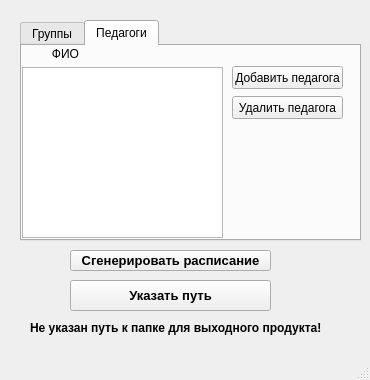
The window that scheduledepartment.ui (BlackSerperior6/ScheduleDepartmentProgram) describes before a commit, drawn with Qt 5.
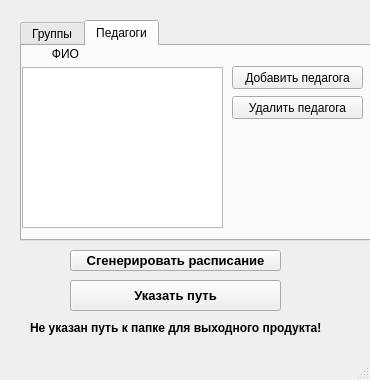
The same window after the commit. The open tabs and pages were chosen to show the change. Icons and pictures are not drawn.

Diff of the .ui file:
```diff
--- a/scheduledepartment.ui
+++ b/scheduledepartment.ui
@@ -31,7 +31,7 @@
      <rect>
       <x>70</x>
       <y>250</y>
-      <width>201</width>
+      <width>211</width>
       <height>21</height>
      </rect>
     </property>
@@ -45,13 +45,23 @@
     <property name="text">
      <string>Сгенерировать расписание</string>
     </property>
+    <property name="icon">
+     <iconset resource="Resources.qrc">
+      <normaloff>:/Images/Resources/textbook.png</normaloff>:/Images/Resources/textbook.png</iconset>
+    </property>
+    <property name="iconSize">
+     <size>
+      <width>20</width>
+      <height>20</height>
+     </size>
+    </property>
    </widget>
    <widget class="QTabWidget" name="tabWidget">
     <property name="geometry">
      <rect>
       <x>20</x>
       <y>20</y>
-      <width>341</width>
+      <width>351</width>
       <height>221</height>
      </rect>
     </property>
@@ -64,6 +74,12 @@
     <property name="currentIndex">
      <number>0</number>
     </property>
+    <property name="iconSize">
+     <size>
+      <width>25</width>
+      <height>25</height>
+     </size>
+    </property>
     <property name="elideMode">
      <enum>Qt::ElideNone</enum>
     </property>
@@ -173,7 +189,7 @@
         <x>0</x>
         <y>21</y>
         <width>201</width>
-        <height>171</height>
+        <height>161</height>
        </rect>
       </property>
      </widget>
@@ -182,7 +198,7 @@
        <rect>
         <x>210</x>
         <y>20</y>
-        <width>111</width>
+        <width>131</width>
         <height>23</height>
        </rect>
       </property>
@@ -195,13 +211,23 @@
        <rect>
         <x>210</x>
         <y>50</y>
-        <width>111</width>
+        <width>131</width>
         <height>23</height>
        </rect>
       </property>
       <property name="text">
        <string>Удалить педагога</string>
       </property>
+      <property name="icon">
+       <iconset resource="Resources.qrc">
+        <normaloff>:/Images/Resources/minus.png</normaloff>:/Images/Resources/minus.png</iconset>
+      </property>
+      <property name="iconSize">
+       <size>
+        <width>21</width>
+        <height>21</height>
+       </size>
+      </property>
      </widget>
      <widget class="QLabel" name="NameTeacherLabel">
       <property name="geometry">
@@ -242,7 +268,7 @@
      <rect>
       <x>70</x>
       <y>280</y>
-      <width>201</width>
+      <width>211</width>
       <height>31</height>
      </rect>
     </property>
```
Left out of the diff: 25 changed lines with no effect on the pictures.
